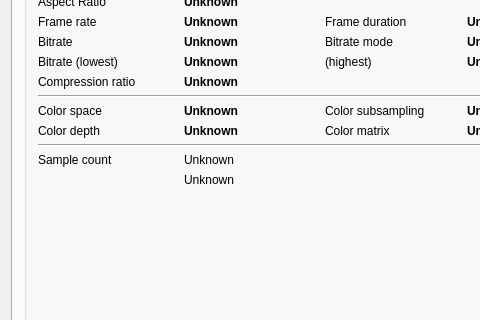
First picture: the form in mini_analyser/ui/mainwindow.ui, repository emericg/MiniVideo, before the edit; both pictures show x 0 to 480 and y 384 to 704 of the 640 by 800 pixel window.
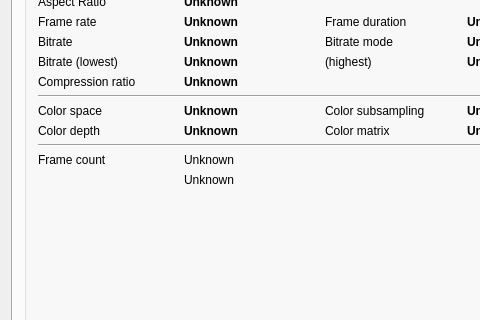
Second picture: the form after the edit. The open tabs and pages were chosen to show the change. Icons and pictures are not drawn.

What changed in the file:
```diff
--- a/mini_analyser/ui/mainwindow.ui
+++ b/mini_analyser/ui/mainwindow.ui
@@ -2040,7 +2040,7 @@
                 </size>
                </property>
                <property name="text">
-                <string>Sample count</string>
+                <string>Frame count</string>
                </property>
               </widget>
              </item>
```
